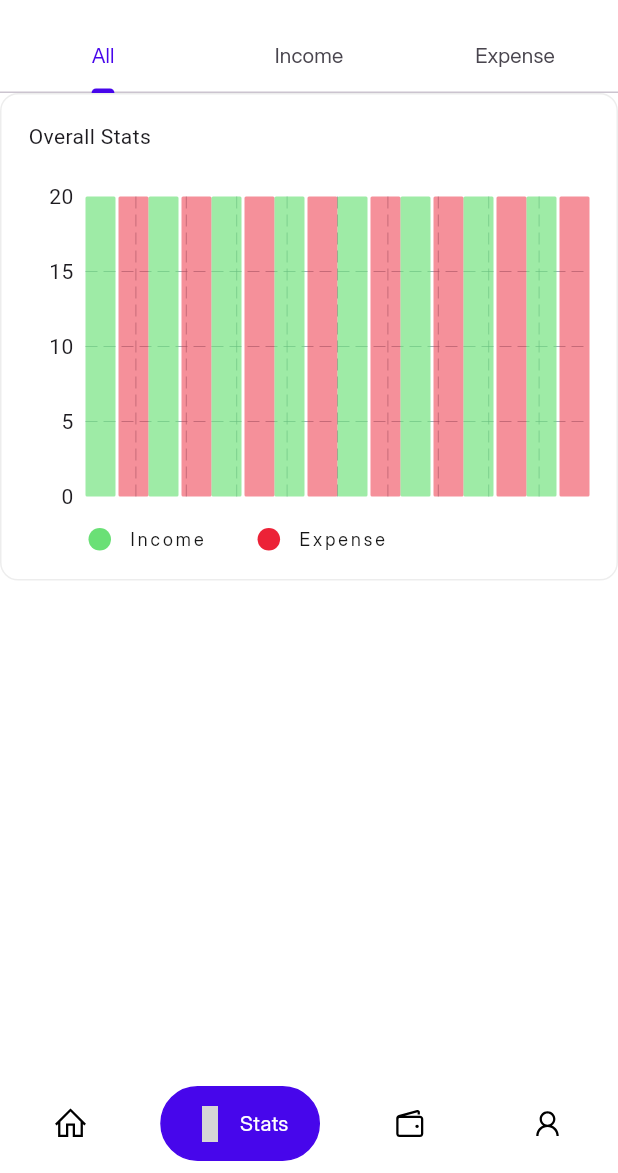
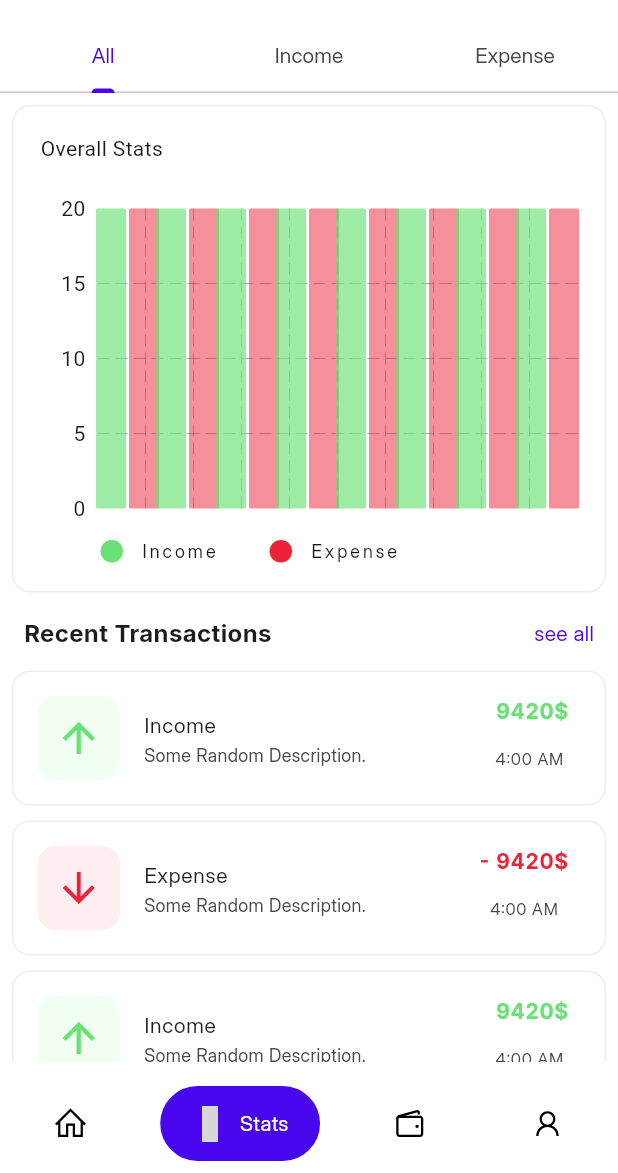
Before and after one commit to m6474n/expense-tracker, a Flutter app: the screen it shows after launch, item 2 of the bottom bar chosen, on a phone screen of 412 x 824 dp, the part 63-1236 px from its top. Run offline on Flutter 3.47's test engine with Material 3 defaults, Android fonts, the phone set to English and light mode, and no system bars; drawn by our look-alikes of fl_chart, google_nav_bar; our stand-ins replace animated_custom_dropdown, firebase_core, get, line_icons; accounts and stored records are empty; grey boxes are pictures that could not be loaded.

```diff
--- /dev/null
+++ b/lib/components/statCard.dart
@@ -0,0 +1,28 @@
+import 'package:expense_tracker/components/reusableCard.dart';
+import 'package:expense_tracker/utility/constants.dart';
+import 'package:flutter/material.dart';
+import 'package:line_icons/line_icons.dart';
+
+class StatCard extends StatelessWidget {
+  final String title, description, time, money;
+  final Widget? leading;
+
+  const StatCard({super.key, required this.title, required this.description, required this.time,
+  required this.money, this.leading});
+
+  @override
+  Widget build(BuildContext context) {
+    return ReusableCard(
+                  trailing: Column(
+                    children: [
+                      Text("${ title == "Expense"? "-": ""} ${money}\$", style: TextStyle(fontFamily: "Inter bold", color: title == "Expense" ? primaryLoss : primaryProfit, fontSize: 14),),
+                      SizedBox(height: 14),
+                      Text("${time}:00 AM", style: TextStyle(fontFamily: "Inter"),),
+                    ],
+                  ),
+                  leading: leading,
+                  title: title,
+                  subTitle:Text("${description}", style: TextStyle(fontFamily: "Inter", fontSize: 12),)
+                );
+  }
+}
--- a/lib/controllers/statController.dart
+++ b/lib/controllers/statController.dart
@@ -1,25 +1,14 @@
 import 'package:expense_tracker/components/barChart.dart';
+import 'package:expense_tracker/components/reusableCard.dart';
+import 'package:expense_tracker/components/statCard.dart';
 import 'package:fl_chart/fl_chart.dart';
 import 'package:flutter/material.dart';
 import 'package:get/get_state_manager/get_state_manager.dart';
 
 class StatController extends GetxController{
 
-AllStats(){
-  return Column(children: [
-    // SizedBox(height: 60,),
-    BarChartSample()
-  ],);
-}
-
-Income(){
-   return Column(children: [],);
-}
 
 
-Expense(){
-   return Column(children: [],);
-}
 
 
 }
--- /dev/null
+++ b/lib/screens/statistics/allStatsScreen.dart
@@ -0,0 +1,71 @@
+import 'dart:math';
+
+import 'package:expense_tracker/components/barChart.dart';
+import 'package:expense_tracker/components/statCard.dart';
+import 'package:expense_tracker/utility/constants.dart';
+import 'package:flutter/material.dart';
+import 'package:line_icons/line_icons.dart';
+
+class AllStatScreen extends StatelessWidget {
+  const AllStatScreen({super.key});
+
+  @override
+  Widget build(BuildContext context) {
+    return Scaffold(
+      backgroundColor: bgColor,
+      body: Padding(
+        padding: const EdgeInsets.all(8.0),
+        child: Column(
+          mainAxisAlignment: MainAxisAlignment.start,
+          crossAxisAlignment: CrossAxisAlignment.start,
+          children: [
+            // SizedBox(height: 60,),
+            BarChartSample(),
+            // ReusableCard(leading: ,)
+            SizedBox(
+              height: 8,
+            ),
+            Padding(
+              padding: const EdgeInsets.all(8.0),
+              child: Row(
+                mainAxisAlignment: MainAxisAlignment.spaceBetween,
+                children: [
+                  Text(
+                    "Recent Transactions",
+                    style: TextStyle(fontFamily: "Inter bold", fontSize: 16),
+                  ),
+                  Text(
+                    "see all",
+                    style: TextStyle(
+                        fontFamily: "Inter", color: primaryColor, fontSize: 14),
+                  ),
+                ],
+              ),
+            ),
+            Expanded(child: ListView.builder(itemBuilder: (context, index) {
+              return StatCard(
+                title: "${index % 2 == 0 ? "Income" : "Expense"}",
+                description: "Some Random Description.",
+                time: Random.secure().nextInt(12).toString(),
+                money: Random.secure().nextInt(10000).toString(),
+                leading: Container(
+                  width: 55,
+                  decoration: BoxDecoration(
+                    borderRadius: BorderRadius.circular(12),
+                    color: index % 2 == 0 ? secondaryProfit : secondaryLoss,
+                  ),
+                  child: Center(
+                      child: Icon(
+                    index % 2 == 0 ? Icons.arrow_upward : Icons.arrow_downward,
+                    color: index % 2 == 0 ? primaryProfit : primaryLoss,
+                    size: 32,
+                  )),
+                ),
+              );
+            }))
+          ],
+        ),
+      ),
+    );
+  }
+}
--- a/lib/screens/statistics/statScreen.dart
+++ b/lib/screens/statistics/statScreen.dart
@@ -1,4 +1,7 @@
 import 'package:expense_tracker/controllers/statController.dart';
+import 'package:expense_tracker/screens/statistics/allStatsScreen.dart';
+import 'package:expense_tracker/screens/statistics/expenseStat.dart';
+import 'package:expense_tracker/screens/statistics/incomeStats.dart';
 import 'package:expense_tracker/utility/constants.dart';
 import 'package:flutter/material.dart';
 import 'package:get/get_state_manager/get_state_manager.dart';
@@ -28,9 +31,9 @@ class StatScreen extends StatelessWidget {
           builder: (cont) {
             return TabBarView(
                   children: [
-                   cont.AllStats(),
-                   cont.Income(),
-                   cont.Expense(),
+                  AllStatScreen(),
+                  IncomeStatScreen(),
+                  ExpenseStatScreen()
 
 
                   ],
```
Also changed, not shown: lib/components/goalCard.dart (added, +38 -0 lines), lib/screens/home.dart (+2 -24 lines), lib/screens/statistics/expenseStat.dart (added, +12 -0 lines), lib/screens/statistics/incomeStats.dart (added, +12 -0 lines), pubspec.yaml (+5 -2 lines), lib/components/walletCard.dart (added), pubspec.lock, 79 other files.
